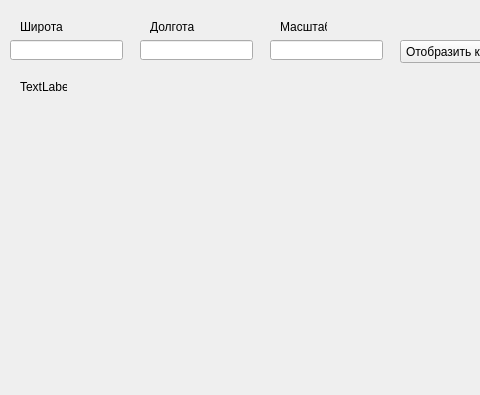
This is main.ui in Igorka4k/Yandex_api as Qt 5 draws it before an edit; both pictures show x 0 to 480 and y 0 to 395 of the 800 by 600 pixel window. The edited form follows.
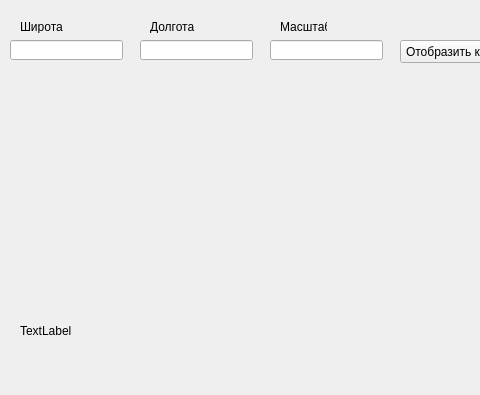
This is the edited form.

Commit message: image show

The edit to the form file:
```diff
--- a/main.ui
+++ b/main.ui
@@ -19,8 +19,8 @@
      <rect>
       <x>20</x>
       <y>80</y>
-      <width>47</width>
-      <height>13</height>
+      <width>671</width>
+      <height>501</height>
      </rect>
     </property>
     <property name="text">
```
The commit also changes 1 other file.
